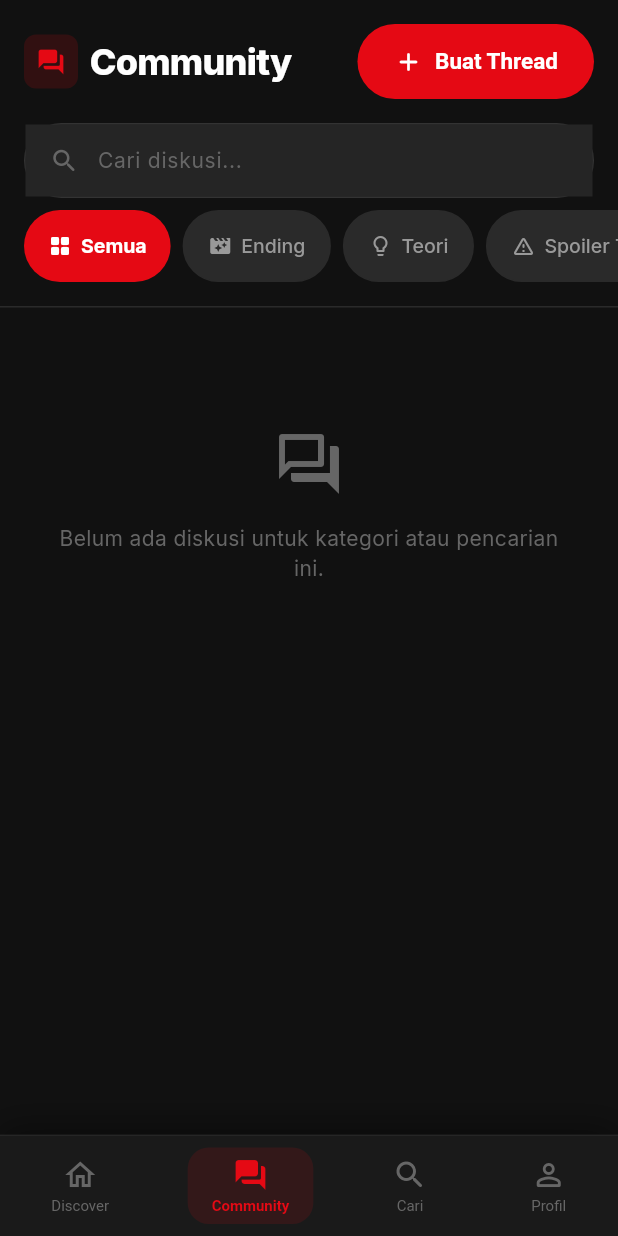
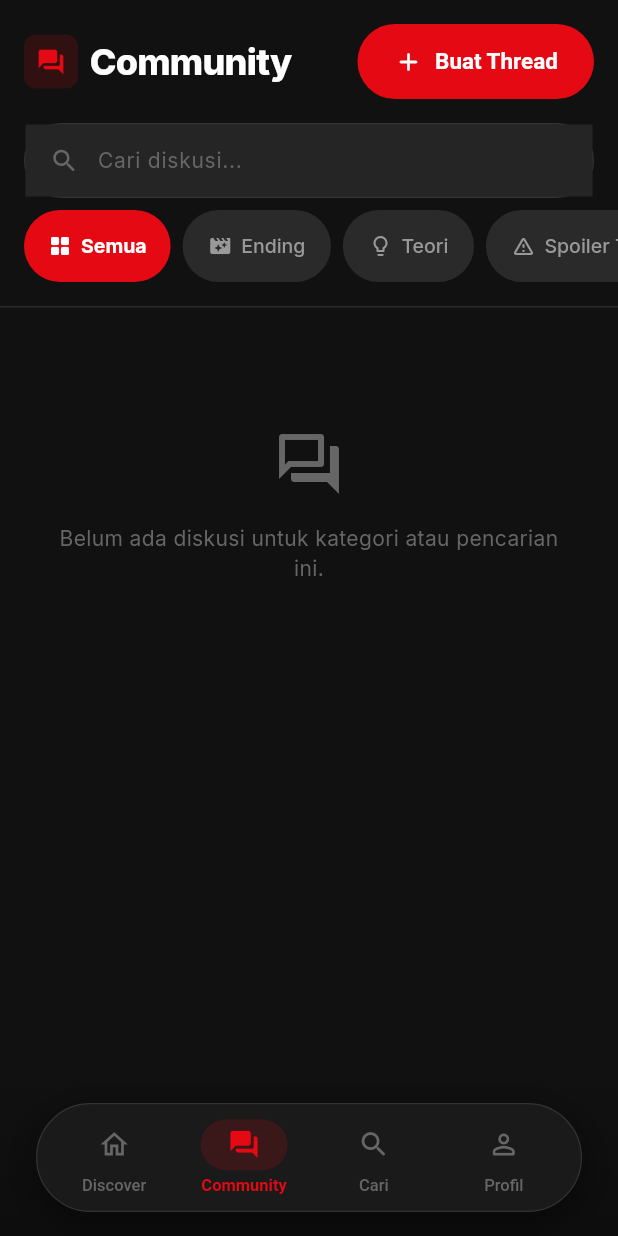
Before and after one commit to Raa210/aftercredits-flutter, a Flutter app: the HomeScreen screen opened directly, item 2 of the bottom bar chosen, on a phone screen of 412 x 824 dp. Run offline on Flutter 3.47's test engine with Material 3 defaults, Android fonts, the phone set to English and light mode, and no system bars; our stand-ins replace animate_do, cached_network_image, google_fonts, google_sign_in, image_picker, shared_preferences and 2 more; accounts and stored records are empty; network calls fail.

Commit message:
style(ui): redesign bottom navbar and clean profile stats layout, restore tab counts

```diff
--- a/lib/features/home/home_screen.dart
+++ b/lib/features/home/home_screen.dart
@@ -1,3 +1,4 @@
+
 import 'package:flutter/material.dart';
 import 'package:flutter/services.dart';
 import 'package:aftercredits/core/theme/app_theme.dart';
@@ -69,23 +70,37 @@ class _HomeScreenState extends State<HomeScreen> {
 
   Widget _buildBottomNav() {
     return Container(
+      height: 120,
+      alignment: Alignment.bottomCenter,
+      decoration: BoxDecoration(
+        gradient: LinearGradient(
+          begin: Alignment.topCenter,
+          end: Alignment.bottomCenter,
+          colors: [
+            AppColors.darkPrimary.withValues(alpha: 0.0),
+            AppColors.darkPrimary.withValues(alpha: 0.45),
+            AppColors.darkPrimary.withValues(alpha: 0.95),
+          ],
+          stops: const [0.0, 0.55, 1.0],
+        ),
+      ),
+      child: SafeArea(
+        child: Padding(
+          padding: const EdgeInsets.fromLTRB(24, 0, 24, 16),
+          child: Container(
+            padding: const EdgeInsets.symmetric(vertical: 10, horizontal: 8),
             decoration: BoxDecoration(
               color: AppColors.darkSecondary,
-        border: const Border(
-          top: BorderSide(color: AppColors.border, width: 0.5),
-        ),
+              borderRadius: BorderRadius.circular(40),
+              border: Border.all(color: AppColors.border, width: 0.8),
               boxShadow: [
                 BoxShadow(
-            color: Colors.black.withOpacity(0.4),
-            blurRadius: 20,
-            offset: const Offset(0, -4),
+                  color: Colors.black.withValues(alpha: 0.5),
+                  blurRadius: 24,
+                  offset: const Offset(0, 8),
                 ),
               ],
             ),
-      child: SafeArea(
-        top: false,
-        child: Padding(
-          padding: const EdgeInsets.symmetric(vertical: 8),
             child: Row(
               mainAxisAlignment: MainAxisAlignment.spaceAround,
               children: List.generate(
@@ -99,6 +114,7 @@ class _HomeScreenState extends State<HomeScreen> {
                       setState(() => _currentIndex = index);
                     }
                   },
+                ),
               ),
             ),
           ),
@@ -144,42 +160,43 @@ class _NavBarItem extends StatelessWidget {
     return GestureDetector(
       onTap: onTap,
       behavior: HitTestBehavior.opaque,
-      child: AnimatedContainer(
-        duration: const Duration(milliseconds: 250),
-        curve: Curves.easeInOut,
-        padding: const EdgeInsets.symmetric(horizontal: 16, vertical: 6),
-        decoration: isActive
-            ? BoxDecoration(
-                color: AppColors.accentRed.withOpacity(0.12),
-                borderRadius: BorderRadius.circular(14),
-              )
-            : null,
       child: Column(
         mainAxisSize: MainAxisSize.min,
         children: [
-            AnimatedSwitcher(
+          AnimatedContainer(
+            duration: const Duration(milliseconds: 250),
+            curve: Curves.easeInOut,
+            padding: const EdgeInsets.symmetric(horizontal: 18, vertical: 6),
+            decoration: isActive
+                ? BoxDecoration(
+                    color: AppColors.accentRed.withValues(alpha: 0.16),
+                    borderRadius: BorderRadius.circular(20),
+                  )
+                : const BoxDecoration(
+                    color: Colors.transparent,
+                  ),
+            child: AnimatedSwitcher(
               duration: const Duration(milliseconds: 200),
               child: Icon(
                 isActive ? item.activeIcon : item.icon,
                 key: ValueKey(isActive),
                 color: isActive ? AppColors.accentRed : AppColors.textMuted,
-                size: 24,
+                size: 22,
               ),
             ),
-            const SizedBox(height: 3),
+          ),
+          const SizedBox(height: 4),
           AnimatedDefaultTextStyle(
             duration: const Duration(milliseconds: 200),
             style: TextStyle(
               color: isActive ? AppColors.accentRed : AppColors.textMuted,
-                fontSize: 10,
-                fontWeight:
-                    isActive ? FontWeight.w700 : FontWeight.w400,
+              fontSize: 11,
+              fontWeight: isActive ? FontWeight.w700 : FontWeight.w500,
             ),
             child: Text(item.label),
           ),
         ],
       ),
-      ),
     );
   }
 }
```
Also changed, not shown: lib/features/home/tabs/community/user_profile_screen.dart (+48 -26 lines), lib/features/home/tabs/profile_tab.dart (+46 -26 lines). Lines whose indentation alone changed are shown as unchanged.
